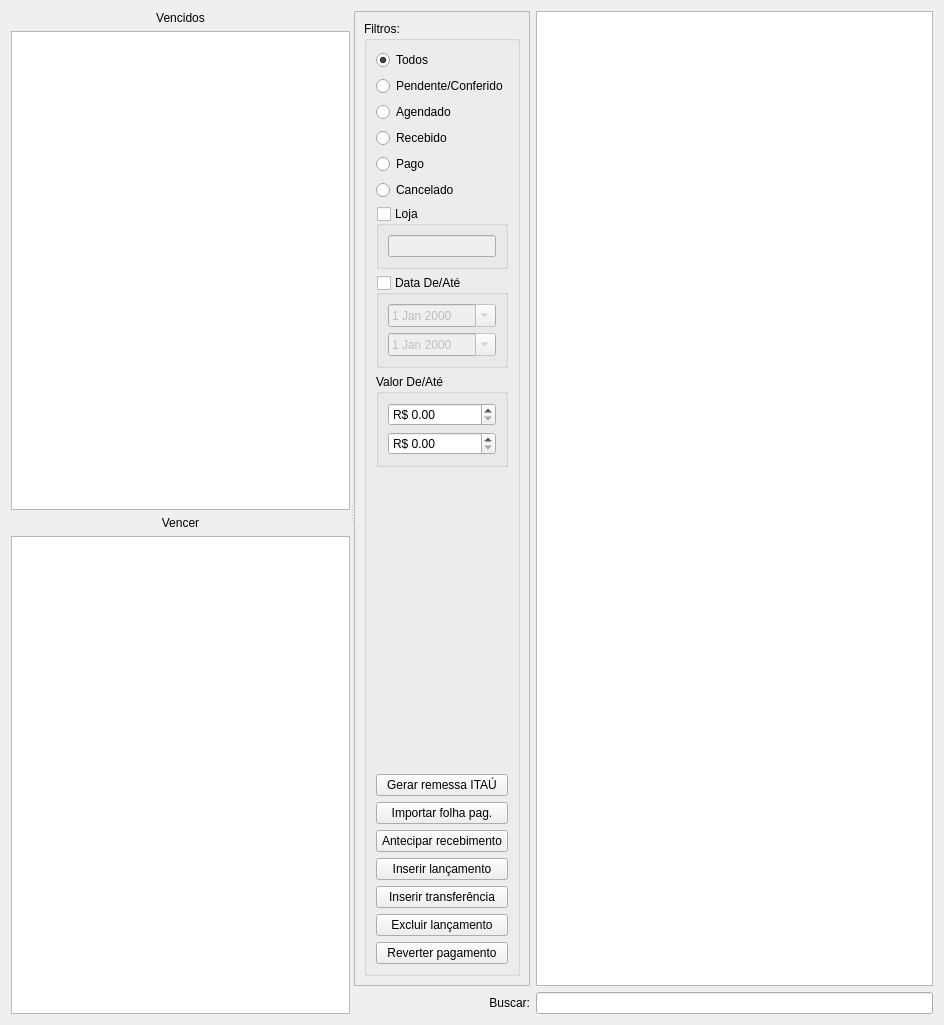
Old version of the form ui/widgetfinanceirocontas.ui in the repository darktorres/ERP-STACCATO.
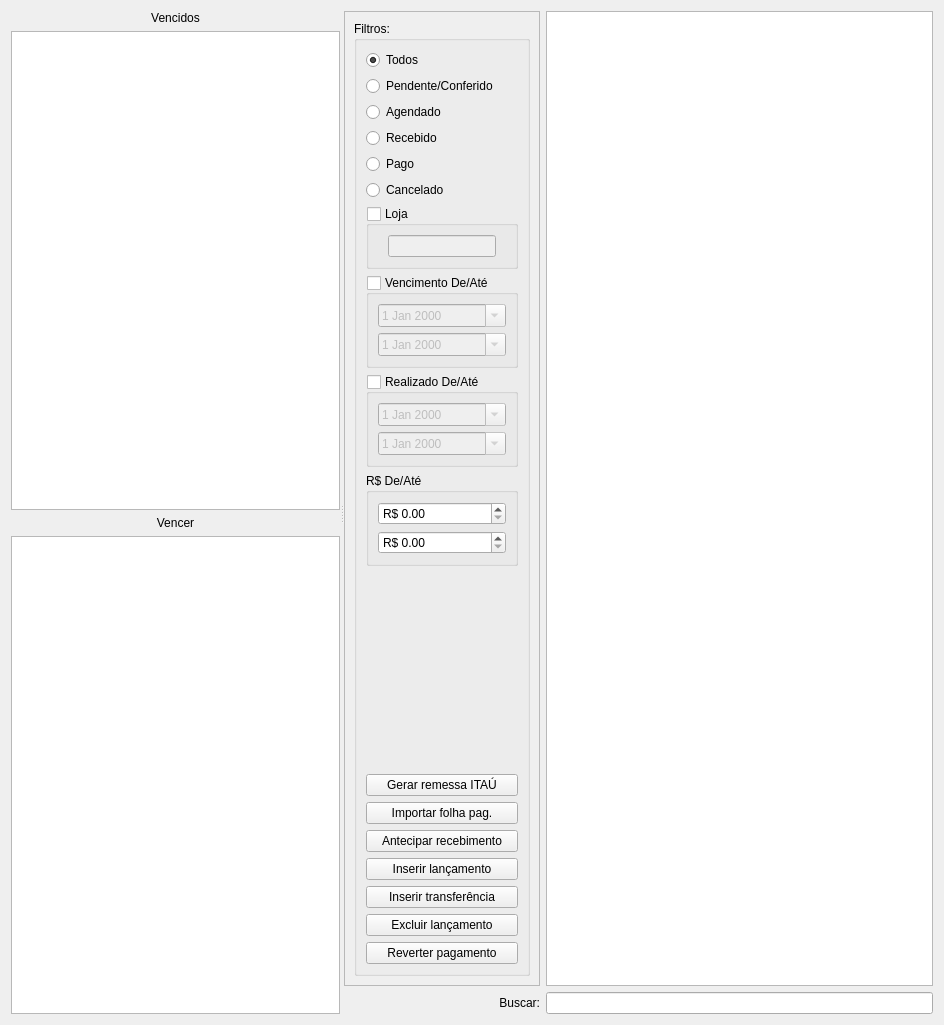
New version of the form. Custom widgets are drawn as their Qt base class.

Commit message: Adicionado no financeiro filtro de data realizada

What changed in the file:
```diff
--- a/ui/widgetfinanceirocontas.ui
+++ b/ui/widgetfinanceirocontas.ui
@@ -113,8 +113,8 @@
            <rect>
             <x>0</x>
             <y>0</y>
-            <width>208</width>
-            <height>972</height>
+            <width>224</width>
+            <height>958</height>
            </rect>
           </property>
           <layout class="QGridLayout" name="gridLayout_7">
@@ -127,17 +127,27 @@
               <string>Filtros:</string>
              </property>
              <layout class="QGridLayout" name="gridLayout_12">
-              <item row="1" column="0">
-               <widget class="QRadioButton" name="radioButtonPendente">
-                <property name="enabled">
-                 <bool>true</bool>
+              <item row="12" column="0">
+               <spacer name="verticalSpacer_5">
+                <property name="orientation">
+                 <enum>Qt::Vertical</enum>
                 </property>
+                <property name="sizeHint" stdset="0">
+                 <size>
+                  <width>20</width>
+                  <height>290</height>
+                 </size>
+                </property>
+               </spacer>
+              </item>
+              <item row="13" column="0">
+               <widget class="QPushButton" name="pushButtonRemessaItau">
                 <property name="text">
-                 <string>Pendente/Conferido</string>
+                 <string>Gerar remessa ITAÚ</string>
                 </property>
                </widget>
               </item>
-              <item row="15" column="0">
+              <item row="16" column="0">
                <widget class="QPushButton" name="pushButtonInserirLancamento">
                 <property name="enabled">
                  <bool>true</bool>
@@ -147,71 +157,6 @@
                 </property>
                </widget>
               </item>
-              <item row="18" column="0">
-               <widget class="QPushButton" name="pushButtonReverterPagamento">
-                <property name="enabled">
-                 <bool>true</bool>
-                </property>
-                <property name="text">
-                 <string>Reverter pagamento</string>
-                </property>
-               </widget>
-              </item>
-              <item row="16" column="0">
-               <widget class="QPushButton" name="pushButtonInserirTransferencia">
-                <property name="enabled">
-                 <bool>true</bool>
-                </property>
-                <property name="text">
-                 <string>Inserir transferência</string>
-                </property>
-               </widget>
-              </item>
-              <item row="13" column="0">
-               <widget class="QPushButton" name="pushButtonImportarFolhaPag">
-                <property name="enabled">
-                 <bool>true</bool>
-                </property>
-                <property name="text">
-                 <string>Importar folha pag.</string>
-                </property>
-               </widget>
-              </item>
-              <item row="9" column="0">
-               <widget class="QGroupBox" name="groupBox">
-                <property name="title">
-                 <string>Valor De/Até</string>
-                </property>
-                <layout class="QGridLayout" name="gridLayout_5">
-                 <item row="0" column="0">
-                  <widget class="QDoubleSpinBox" name="doubleSpinBoxDe">
-                   <property name="showGroupSeparator" stdset="0">
-                    <bool>true</bool>
-                   </property>
-                   <property name="prefix">
-                    <string>R$ </string>
-                   </property>
-                   <property name="maximum">
-                    <double>99999.990000000005239</double>
-                   </property>
-                  </widget>
-                 </item>
-                 <item row="1" column="0">
-                  <widget class="QDoubleSpinBox" name="doubleSpinBoxAte">
-                   <property name="showGroupSeparator" stdset="0">
-                    <bool>true</bool>
-                   </property>
-                   <property name="prefix">
-                    <string>R$ </string>
-                   </property>
-                   <property name="maximum">
-                    <double>99999.990000000005239</double>
-                   </property>
-                  </widget>
-                 </item>
-                </layout>
-               </widget>
-              </item>
               <item row="7" column="0">
                <widget class="QGroupBox" name="groupBoxLojas">
                 <property name="enabled">
@@ -240,27 +185,7 @@
                 </layout>
                </widget>
               </item>
-              <item row="14" column="0">
-               <widget class="QPushButton" name="pushButtonAdiantarRecebimento">
-                <property name="enabled">
-                 <bool>true</bool>
-                </property>
-                <property name="text">
-                 <string>Antecipar recebimento</string>
-                </property>
-               </widget>
-              </item>
-              <item row="4" column="0">
-               <widget class="QRadioButton" name="radioButtonPago">
-                <property name="enabled">
-                 <bool>true</bool>
-                </property>
-                <property name="text">
-                 <string>Pago</string>
-                </property>
-               </widget>
-              </item>
-              <item row="17" column="0">
+              <item row="18" column="0">
                <widget class="QPushButton" name="pushButtonExcluirLancamento">
                 <property name="enabled">
                  <bool>true</bool>
@@ -270,6 +195,119 @@
                 </property>
                </widget>
               </item>
+              <item row="8" column="0">
+               <widget class="QGroupBox" name="groupBoxVencimento">
+                <property name="enabled">
+                 <bool>true</bool>
+                </property>
+                <property name="title">
+                 <string>Vencimento De/Até</string>
+                </property>
+                <property name="checkable">
+                 <bool>true</bool>
+                </property>
+                <property name="checked">
+                 <bool>false</bool>
+                </property>
+                <layout class="QGridLayout" name="gridLayout_4">
+                 <item row="1" column="0">
+                  <widget class="QDateEdit" name="dateEditVencimentoDe">
+                   <property name="enabled">
+                    <bool>false</bool>
+                   </property>
+                   <property name="calendarPopup">
+                    <bool>true</bool>
+                   </property>
+                  </widget>
+                 </item>
+                 <item row="2" column="0">
+                  <widget class="QDateEdit" name="dateEditVencimentoAte">
+                   <property name="enabled">
+                    <bool>false</bool>
+                   </property>
+                   <property name="calendarPopup">
+                    <bool>true</bool>
+                   </property>
+                  </widget>
+                 </item>
+                </layout>
+               </widget>
+              </item>
+              <item row="17" column="0">
+               <widget class="QPushButton" name="pushButtonInserirTransferencia">
+                <property name="enabled">
+                 <bool>true</bool>
+                </property>
+                <property name="text">
+                 <string>Inserir transferência</string>
+                </property>
+               </widget>
+              </item>
+              <item row="14" column="0">
+               <widget class="QPushButton" name="pushButtonImportarFolhaPag">
+                <property name="enabled">
+                 <bool>true</bool>
+                </property>
+                <property name="text">
+                 <string>Importar folha pag.</string>
+                </property>
+               </widget>
+              </item>
+              <item row="5" column="0">
+               <widget class="QRadioButton" name="radioButtonCancelado">
+                <property name="enabled">
+                 <bool>true</bool>
+                </property>
+                <property name="text">
+                 <string>Cancelado</string>
+                </property>
+               </widget>
+              </item>
+              <item row="10" column="0">
+               <widget class="QGroupBox" name="groupBox">
+                <property name="title">
+                 <string>R$ De/Até</string>
+                </property>
+                <layout class="QGridLayout" name="gridLayout_5">
+                 <item row="0" column="0">
+                  <widget class="QDoubleSpinBox" name="doubleSpinBoxDe">
+                   <property name="showGroupSeparator" stdset="0">
+                    <bool>true</bool>
+                   </property>
+                   <property name="prefix">
+                    <string>R$ </string>
+                   </property>
+                   <property name="maximum">
+                    <double>99999.990000000005239</double>
+                   </property>
+                  </widget>
+                 </item>
+                 <item row="1" column="0">
+                  <widget class="QDoubleSpinBox" name="doubleSpinBoxAte">
+                   <property name="showGroupSeparator" stdset="0">
+                    <bool>true</bool>
+                   </property>
+                   <property name="prefix">
+                    <string>R$ </string>
+                   </property>
+                   <property name="maximum">
+                    <double>99999.990000000005239</double>
+                   </property>
+                  </widget>
+                 </item>
+                </layout>
+               </widget>
+              </item>
+              <item row="1" column="0">
+               <widget class="QRadioButton" name="radioButtonPendente">
+                <property name="enabled">
+                 <bool>true</bool>
+                </property>
+                <property name="text">
+                 <string>Pendente/Conferido</string>
+                </property>
+               </widget>
+              </item>
               <item row="0" column="0">
                <widget class="QRadioButton" name="radioButtonTodos">
                 <property name="enabled">
@@ -283,19 +321,6 @@
                 </property>
                </widget>
               </item>
-              <item row="11" column="0">
-               <spacer name="verticalSpacer_5">
-                <property name="orientation">
-                 <enum>Qt::Vertical</enum>
-                </property>
-                <property name="sizeHint" stdset="0">
-                 <size>
-                  <width>20</width>
-                  <height>290</height>
-                 </size>
-                </property>
-               </spacer>
-              </item>
               <item row="3" column="0">
                <widget class="QRadioButton" name="radioButtonRecebido">
                 <property name="enabled">
@@ -306,58 +331,33 @@
                 </property>
                </widget>
               </item>
-              <item row="5" column="0">
-               <widget class="QRadioButton" name="radioButtonCancelado">
+              <item row="19" column="0">
+               <widget class="QPushButton" name="pushButtonReverterPagamento">
                 <property name="enabled">
                  <bool>true</bool>
                 </property>
                 <property name="text">
-                 <string>Cancelado</string>
+                 <string>Reverter pagamento</string>
                 </property>
                </widget>
               </item>
-              <item row="8" column="0">
-               <widget class="QGroupBox" name="groupBoxData">
+              <item row="15" column="0">
+               <widget class="QPushButton" name="pushButtonAdiantarRecebimento">
                 <property name="enabled">
                  <bool>true</bool>
                 </property>
-                <property name="title">
-                 <string>Data De/Até</string>
+                <property name="text">
+                 <string>Antecipar recebimento</string>
                 </property>
-                <property name="checkable">
-                 <bool>true</bool>
-                </property>
-                <property name="checked">
-                 <bool>false</bool>
-                </property>
-                <layout class="QGridLayout" name="gridLayout_4">
-                 <item row="1" column="0">
-                  <widget class="QDateEdit" name="dateEditDe">
-                   <property name="enabled">
-                    <bool>false</bool>
-                   </property>
-                   <property name="calendarPopup">
-                    <bool>true</bool>
-                   </property>
-                  </widget>
-                 </item>
-                 <item row="2" column="0">
-                  <widget class="QDateEdit" name="dateEditAte">
-                   <property name="enabled">
-                    <bool>false</bool>
-                   </property>
-                   <property name="calendarPopup">
-                    <bool>true</bool>
-                   </property>
-                  </widget>
-                 </item>
-                </layout>
                </widget>
               </item>
-              <item row="12" column="0">
-               <widget class="QPushButton" name="pushButtonRemessaItau">
+              <item row="4" column="0">
+               <widget class="QRadioButton" name="radioButtonPago">
+                <property name="enabled">
+                 <bool>true</bool>
+                </property>
                 <property name="text">
-                 <string>Gerar remessa ITAÚ</string>
+                 <string>Pago</string>
                 </property>
                </widget>
               </item>
@@ -371,6 +371,44 @@
                 </property>
                </widget>
               </item>
+              <item row="9" column="0">
+               <widget class="QGroupBox" name="groupBoxRealizado">
+                <property name="enabled">
+                 <bool>true</bool>
+                </property>
+                <property name="title">
+                 <string>Realizado De/Até</string>
+                </property>
+                <property name="checkable">
+                 <bool>true</bool>
+                </property>
+                <property name="checked">
+                 <bool>false</bool>
+                </property>
+                <layout class="QGridLayout" name="gridLayout_8">
+                 <item row="1" column="0">
+                  <widget class="QDateEdit" name="dateEditRealizadoDe">
+                   <property name="enabled">
+                    <bool>false</bool>
+                   </property>
+                   <property name="calendarPopup">
+                    <bool>true</bool>
+                   </property>
+                  </widget>
+                 </item>
+                 <item row="2" column="0">
+                  <widget class="QDateEdit" name="dateEditRealizadoAte">
+                   <property name="enabled">
+                    <bool>false</bool>
+                   </property>
+                   <property name="calendarPopup">
+                    <bool>true</bool>
+                   </property>
+                  </widget>
+                 </item>
+                </layout>
+               </widget>
+              </item>
              </layout>
             </widget>
            </item>
```
Left out of the diff: 6 changed lines with no effect on the pictures. The commit also changes 2 other files.
